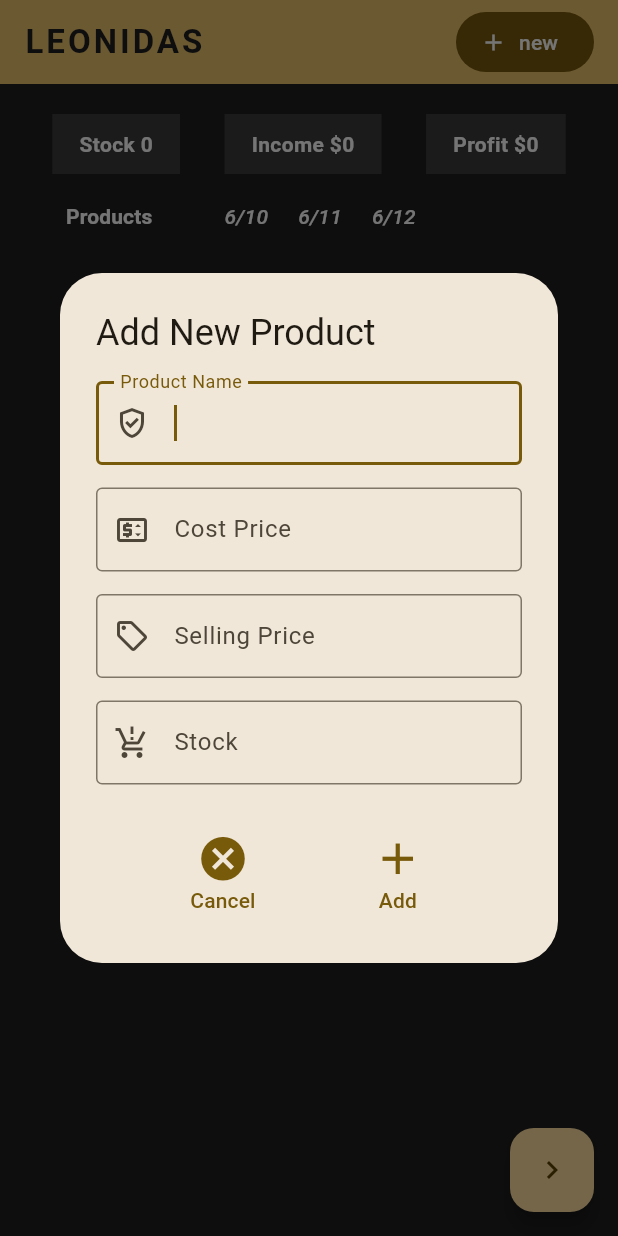
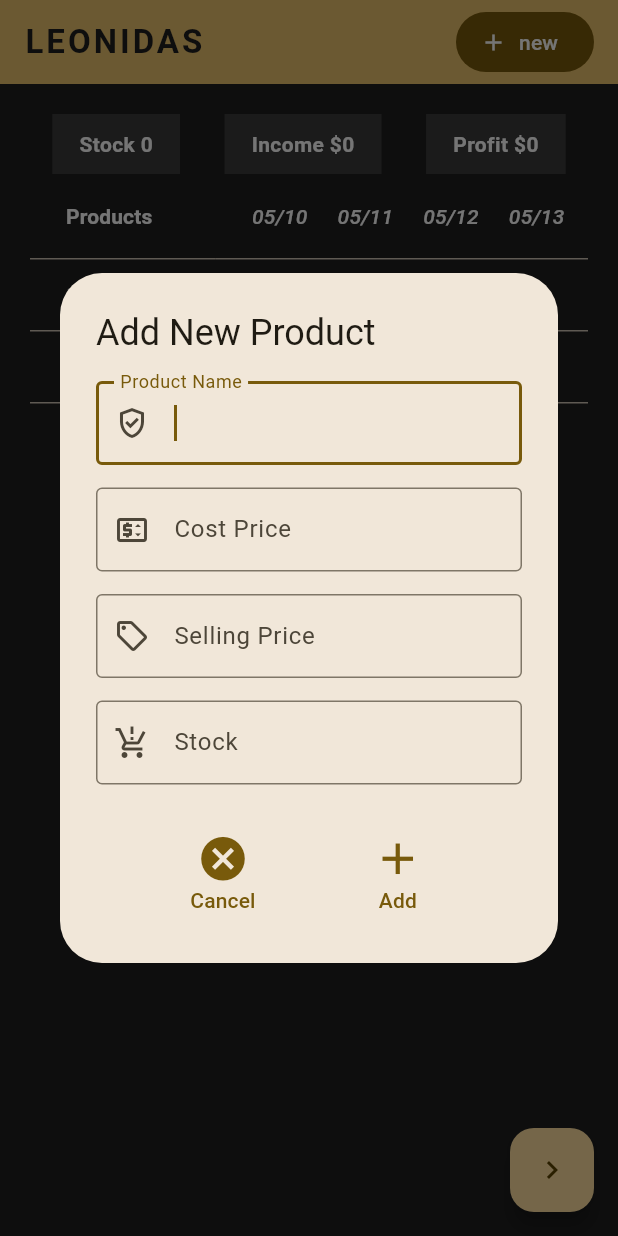
Before and after one commit to leocode09/dimestockv2, a Flutter app: the screen it shows after launch, after a tap on "new", on a phone screen of 412 x 824 dp. Run offline on Flutter 3.47's test engine with Material 3 defaults, Android fonts, the phone set to English and light mode, and no system bars; our stand-ins replace shared_preferences.

Commit message:
dates are working

```diff
--- a/lib/_date.dart
+++ b/lib/_date.dart
@@ -1,4 +1,86 @@
+import 'package:dimestockv2/_product.dart';
+import 'package:intl/intl.dart';
+
 String getCurrentDate() {
   DateTime now = DateTime.now();
-  return "${now.year}-${now.month}-${now.day}";
+  return now.toString();
 }
+
+// DateTime? _startDate;
+// DateTime? _endDate;
+// int _daysBetween = 0;
+// List<String> _dateList = [];
+
+// void calculateDays() {
+//   if (_startDate != null && _endDate != null) {
+//     // Ensure start date is always before or equal to end date
+//     DateTime startDate =
+//         _startDate!.isBefore(_endDate!) ? _startDate! : _endDate!;
+//     DateTime endDate = _endDate!.isAfter(_startDate!) ? _endDate! : _startDate!;
+
+//     _daysBetween = endDate.difference(startDate).inDays;
+//     _dateList = List.generate(
+//       _daysBetween + 1,
+//       (index) => _formatDate(startDate.add(Duration(days: index))),
+//     );
+//   }
+// }
+
+// String _formatDate(DateTime date) {
+//   print('startDate: $_startDate, endDate: $_endDate -- $date');
+//   return DateFormat('yyyy-MM-dd').format(date);
+// }
+
+// Map<String, String> getEarliestAndCurrentDate(List<Product> products) {
+//   if (products.isEmpty) {
+//     return {
+//       'earliestDate': 'No products found',
+//       'currentDate': DateFormat('yyyy-MM-dd').format(DateTime.now()),
+//     };
+//   }
+
+//   DateTime earliestDate = DateTime.parse(products[0].date);
+
+//   for (var product in products) {
+//     DateTime productDate = DateTime.parse(product.date);
+//     if (productDate.isBefore(earliestDate)) {
+//       earliestDate = productDate;
+//     }
+//   }
+
+//   return {
+//     'earliestDate': DateFormat('yyyy-MM-dd').format(earliestDate),
+//     'currentDate': DateFormat('yyyy-MM-dd').format(DateTime.now()),
+//   };
+// }
+
+// Optional: Create getters to access the calculated values if needed
+// var startDate = _startDate;
+// var endDate = _endDate;
+// int get daysBetween => _daysBetween;
+// List<String> get dateList => _dateList;
+
+List<String> getDateList(List<Product> products) {
+  if (products.isEmpty) {
+    return ['No products found'];
+  }
+
+  DateTime earliestDate = DateTime.parse(products[0].date);
+  for (var product in products) {
+    DateTime productDate = DateTime.parse(product.date);
+    if (productDate.isBefore(earliestDate)) {
+      earliestDate = productDate;
+    }
+  }
+
+  DateTime startDate = earliestDate;
+  DateTime endDate = DateTime.now();
+
+  int daysBetween = endDate.difference(startDate).inDays;
+
+  return List.generate(
+    daysBetween + 1,
+    (index) =>
+        DateFormat('yyyy-MM-dd').format(startDate.add(Duration(days: index))),
+  );
+}
--- a/lib/main.dart
+++ b/lib/main.dart
@@ -1,13 +1,9 @@
-import 'dart:ffi';
-
-import 'package:dimestockv2/_date.dart';
+import '_date.dart';
 import 'package:dimestockv2/_product.dart';
 import 'package:dimestockv2/products.dart';
 import 'package:dimestockv2/save_products.dart';
 import 'package:flutter/material.dart';
 import 'package:flutter/services.dart';
-// import 'package:shared_preferences/shared_preferences.dart';
-// import 'dart:convert';
 
 void main() {
   runApp(const MyApp());
@@ -57,6 +53,36 @@ class _MyHomePageState extends State<MyHomePage> {
   int selectedIndex = -1;
   bool _isEditing = false;
 
+  List<String> dateList = [];
+  // var result;
+
+  var products = [
+    Product(
+        name: 'Product1',
+        date: DateTime(2024, 6, 15).toString(),
+        costPrice: 10,
+        sellingPrice: 15,
+        stock0: 5,
+        stock1: 3,
+        stock2: 2),
+    Product(
+        name: 'Product2',
+        date: DateTime(2024, 6, 20).toString(),
+        costPrice: 20,
+        sellingPrice: 25,
+        stock0: 8,
+        stock1: 6,
+        stock2: 4),
+    Product(
+        name: 'Product3',
+        date: DateTime(2024, 5, 10).toString(),
+        costPrice: 15,
+        sellingPrice: 20,
+        stock0: 10,
+        stock1: 7,
+        stock2: 5),
+  ];
+
   void deleteContact(int index) {
     setState(() {
       products.removeAt(index);
@@ -79,6 +105,7 @@ class _MyHomePageState extends State<MyHomePage> {
   @override
   void initState() {
     super.initState();
+    dateList = getDateList(products);
     // loadProductsIntoState();
   }
 
@@ -234,7 +261,13 @@ class _MyHomePageState extends State<MyHomePage> {
                           ));
                           clearTextField();
                           saveProducts();
+                          // ____________________________________________
+
+                          dateList = getDateList(products);
+                          // ____________________________________________
                         });
+                        print(products);
+                        print(dateList);
                       } else {
                         ScaffoldMessenger.of(context).showSnackBar(
                           const SnackBar(
@@ -437,13 +470,18 @@ class _MyHomePageState extends State<MyHomePage> {
                     child: Scrollbar(
                       child: SingleChildScrollView(
                         scrollDirection: Axis.horizontal,
-                        child: DataTable(
+                        child: dateList.isEmpty
+                            ? const Text('nothing')
+                            : DataTable(
                                 columnSpacing: 20,
                                 columns: List.generate(
-                            3,
+                                  dateList.length,
                                   (index) => DataColumn(
                                     label: Text(
-                                '6/1$index',
+                                      dateList[index]
+                                          .split('-')
+                                          .sublist(1)
+                                          .join('/'), // Format date as MM/DD
                                       style: const TextStyle(
                                         color: Colors.white,
                                         fontStyle: FontStyle.italic,
@@ -451,74 +489,89 @@ class _MyHomePageState extends State<MyHomePage> {
                                     ),
                                   ),
                                 ),
-                          rows: products
-                              .map((product) => DataRow(
-                                    cells: [
-                                      DataCell(
+                                rows: List.generate(
+                                  products.length,
+                                  (rowIndex) => DataRow(
+                                    cells: List.generate(
+                                      dateList.length,
+                                      (cellIndex) => DataCell(
                                         Text(
-                                          product.stock0.toString(),
+                                          '${products[rowIndex].stock2}',
                                           style: const TextStyle(
-                                            color: Colors.white,
+                                              color: Colors.white),
                                         ),
                                       ),
                                     ),
-                                      DataCell(
-                                        Text(
-                                          product.stock1.toString(),
-                                          style: const TextStyle(
-                                            color: Colors.white,
                                   ),
                                 ),
-                                      ),
-                                      DataCell(Focus(
-                                        onFocusChange: (hasFocus) {
-                                          if (!hasFocus) {
-                                            handleUnfocus(product);
-                                          }
-                                        },
-                                        child: TextField(
-                                          controller: TextEditingController(
-                                            text: product.stock2.toString(),
-                                          ),
-                                          onChanged: (value) {
-                                            product.stock2 =
-                                                int.tryParse(value) ?? 0;
-                                            if (value.isEmpty ||
-                                                value ==
-                                                    product.stock2.toString()) {
-                                              return;
-                                            }
-                                            saveProducts();
-                                            updateState();
-                                          },
-                                          onEditingComplete: () =>
-                                              handleTextFieldComplete(product),
-                                          onSubmitted: (value) =>
-                                              handleTextFieldSubmit(
-                                                  product, value),
-                                          textAlign: TextAlign.center,
-                                          keyboardType: TextInputType.number,
-                                          inputFormatters: <TextInputFormatter>[
-                                            FilteringTextInputFormatter
-                                                .digitsOnly,
-                                            FilteringTextInputFormatter
-                                                .singleLineFormatter,
-                                            LengthLimitingTextInputFormatter(4)
-                                          ],
-                                          style: const TextStyle(
-                                              color: Color.fromARGB(
-                                                  255, 255, 189, 103)),
-                                          decoration: const InputDecoration(
-                                            hintText: 'X',
-                                            hintStyle: TextStyle(
-                                              color: Colors.grey,
-                                            ),
-                                          ),
-                                        ),
-                                      )),
-                                    ],
-                                  ))
-                              .toList(),
+                                // rows: products
+                                //     .map((product) => DataRow(
+                                //           cells: [
+                                //             DataCell(
+                                //               Text(
+                                //                 product.stock0.toString(),
+                                //                 style: const TextStyle(
+                                //                   color: Colors.white,
+                                //                 ),
+                                //               ),
+                                //             ),
+                                //             DataCell(
+                                //               Text(
+                                //                 product.stock1.toString(),
+                                //                 style: const TextStyle(
+                                //                   color: Colors.white,
+                                //                 ),
+                                //               ),
+                                //             ),
+                                //             DataCell(Focus(
+                                //               onFocusChange: (hasFocus) {
+                                //                 if (!hasFocus) {
+                                //                   handleUnfocus(product);
+                                //                 }
+                                //               },
+                                //               child: TextField(
+                                //                 controller: TextEditingController(
+                                //                   text: product.stock2.toString(),
+                                //                 ),
+                                //                 onChanged: (value) {
+                                //                   product.stock2 =
+                                //                       int.tryParse(value) ?? 0;
+                                //                   if (value.isEmpty ||
+                                //                       value ==
+                                //                           product.stock2.toString()) {
+                                //                     return;
+                                //                   }
+                                //                   saveProducts();
+                                //                   updateState();
+                                //                 },
+                                //                 onEditingComplete: () =>
+                                //                     handleTextFieldComplete(product),
+                                //                 onSubmitted: (value) =>
+                                //                     handleTextFieldSubmit(
+                                //                         product, value),
+                                //                 textAlign: TextAlign.center,
+                                //                 keyboardType: TextInputType.number,
+                                //                 inputFormatters: <TextInputFormatter>[
+                                //                   FilteringTextInputFormatter
+                                //                       .digitsOnly,
+                                //                   FilteringTextInputFormatter
+                                //                       .singleLineFormatter,
+                                //                   LengthLimitingTextInputFormatter(4)
+                                //                 ],
+                                //                 style: const TextStyle(
+                                //                     color: Color.fromARGB(
+                                //                         255, 255, 189, 103)),
+                                //                 decoration: const InputDecoration(
+                                //                   hintText: 'X',
+                                //                   hintStyle: TextStyle(
+                                //                     color: Colors.grey,
+                                //                   ),
+                                //                 ),
+                                //               ),
+                                //             )),
+                                //           ],
+                                //         ))
+                                //     .toList(),
                               ),
                       ),
                     ),
@@ -531,24 +584,7 @@ class _MyHomePageState extends State<MyHomePage> {
       ),
       floatingActionButton: FloatingActionButton(
         onPressed: () {
-          setState(() {
-            products =
-                products.map((product) => product.updateStock()).toList();
-            saveProducts();
-            _stock = products.fold<int>(
-                0, (previousValue, product) => previousValue + product.stock2);
-            _income = products.fold<int>(
-                0,
-                (previousValue, product) =>
-                    previousValue +
-                    ((product.stock1 - product.stock2) * product.sellingPrice));
-            _profit = products.fold<int>(
-                0,
-                (previousValue, product) =>
-                    previousValue +
-                    ((product.stock1 - product.stock2) *
-                        (product.sellingPrice - product.costPrice)));
-          });
+          updateState();
         },
         tooltip: 'Increment',
         child: const Icon(Icons.keyboard_arrow_right_outlined),
--- a/pubspec.yaml
+++ b/pubspec.yaml
@@ -36,6 +36,7 @@ dependencies:
   # Use with the CupertinoIcons class for iOS style icons.
   cupertino_icons: ^1.0.6
   shared_preferences: ^2.2.3
+  intl: ^0.19.0
 
 dev_dependencies:
   flutter_test:
```
Also changed, not shown: pubspec.lock. Lines whose indentation alone changed are shown as unchanged.
